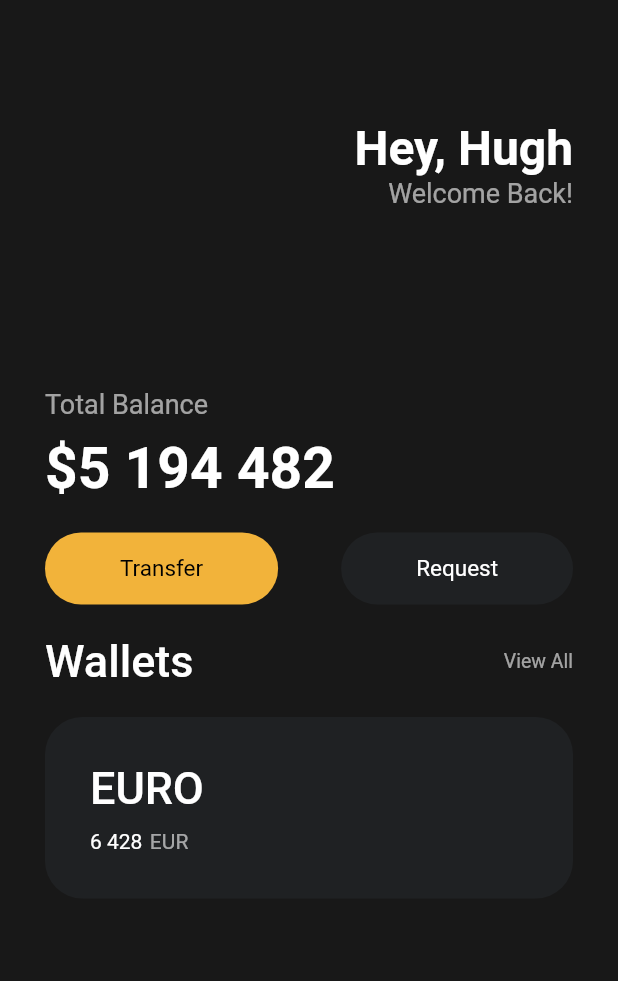
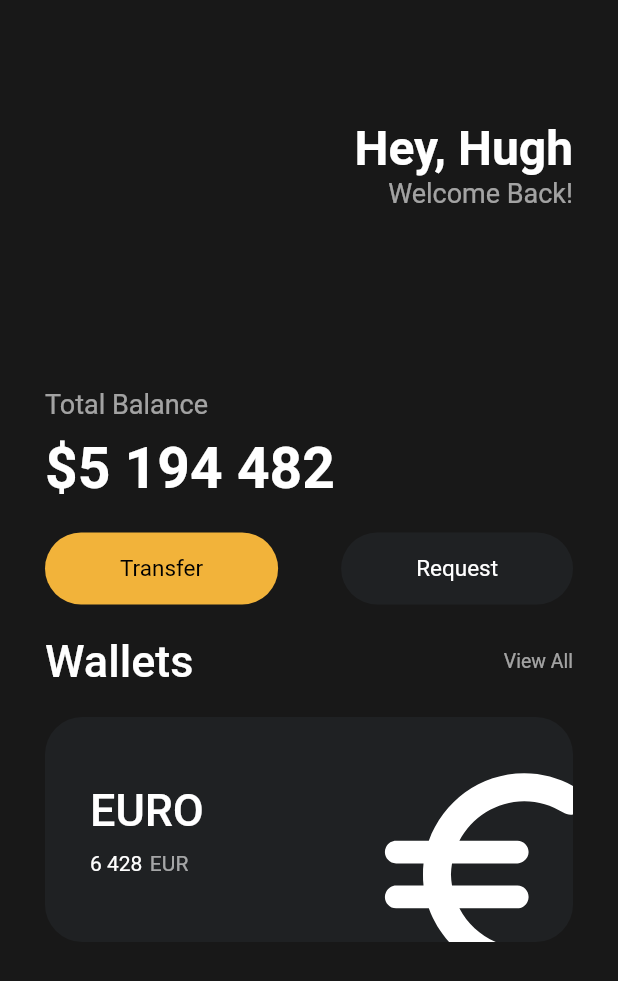
Before and after one commit to royalahn/flutter-starter, a Flutter app: the screen it shows after launch, on a phone screen of 412 x 824 dp. Shown: the top 981 px of the screen. Run offline on Flutter 3.47's test engine with Material 2 defaults, Android fonts, the phone set to English and light mode, and no system bars.

Commit message:
Add icon at Card

```diff
--- a/lib/main.dart
+++ b/lib/main.dart
@@ -108,6 +108,7 @@ class App extends StatelessWidget {
                 height: 20,
               ),
               Container(
+                clipBehavior: Clip.hardEdge,
                 decoration: BoxDecoration(
                   color: const Color(0xFF1F2123),
                   borderRadius: BorderRadius.circular(25),
@@ -115,6 +116,7 @@ class App extends StatelessWidget {
                 child: Padding(
                   padding: const EdgeInsets.all(30),
                   child: Row(
+                    mainAxisAlignment: MainAxisAlignment.spaceBetween,
                     children: [
                       Column(
                         crossAxisAlignment: CrossAxisAlignment.start,
@@ -151,6 +153,17 @@ class App extends StatelessWidget {
                           ),
                         ],
                       ),
+                      Transform.scale(
+                        scale: 2,
+                        child: Transform.translate(
+                          offset: const Offset(10, 15),
+                          child: const Icon(
+                            Icons.euro_rounded,
+                            color: Colors.white,
+                            size: 90,
+                          ),
+                        ),
+                      )
                     ],
                   ),
                 ),
```
